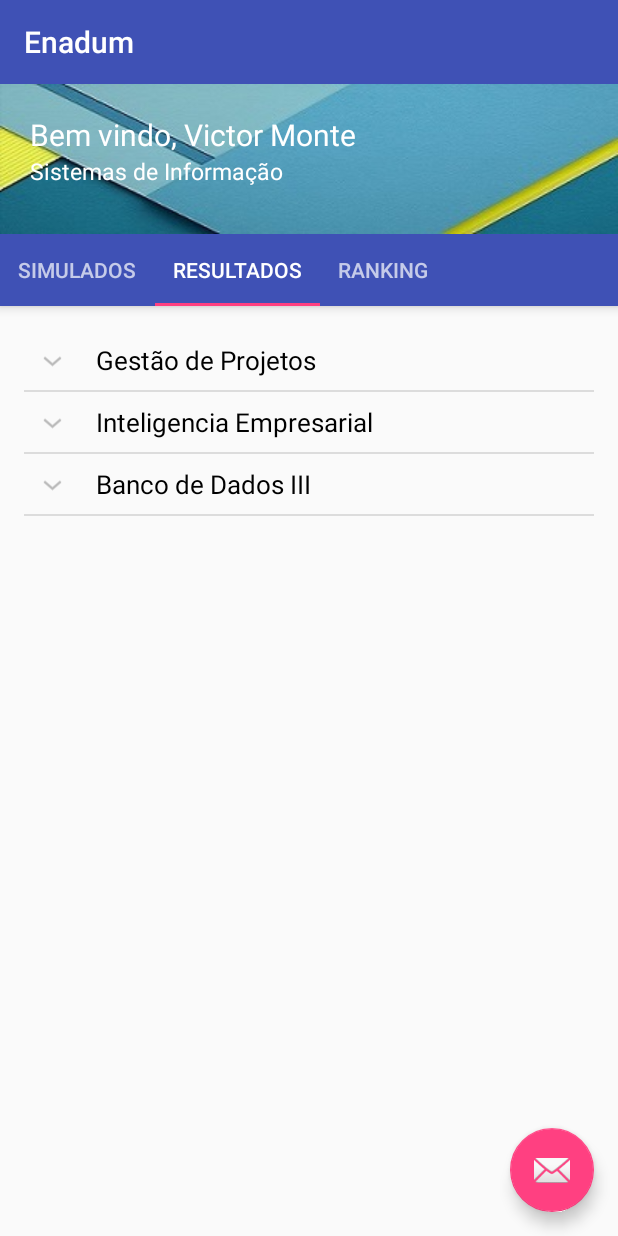
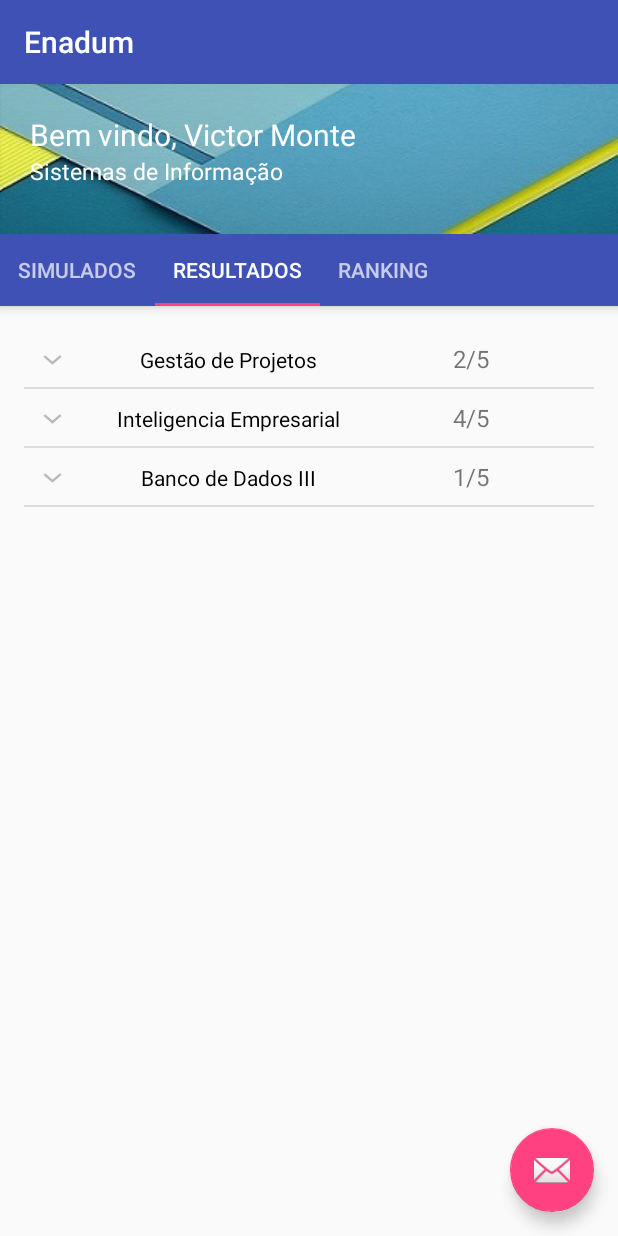
Before and after one commit to VictorMonte-zz/enadum-app, an Android app: the screen it shows after launch (HomeActivity), tab 2 chosen, on a phone screen of 412 x 824 dp. Run offline under Robolectric (Android 15) with nearby library versions, the phone set to English and light mode, and no system bars.

Commit message:
Implementação dos Resultados
Inserção do número de questões e acertos no header do listview.

```diff
--- a/app/src/main/java/br/com/navi/enadumapp/HomeActivity.java
+++ b/app/src/main/java/br/com/navi/enadumapp/HomeActivity.java
@@ -80,7 +80,7 @@ public class HomeActivity extends AppCompatActivity {
             fab.setOnClickListener(new View.OnClickListener() {
                 @Override
                 public void onClick(View view) {
-                    Snackbar.make(view, "Replace with your own action", Snackbar.LENGTH_LONG)
+                    Snackbar.make(view, "MITOR SERMITOR", Snackbar.LENGTH_LONG)
                             .setAction("Action", null).show();
                 }
             });
--- a/app/src/main/res/layout/header_resultados.xml
+++ b/app/src/main/res/layout/header_resultados.xml
@@ -2,18 +2,28 @@
 <LinearLayout xmlns:android="http://schemas.android.com/apk/res/android"
     android:layout_width="wrap_content"
     android:layout_height="wrap_content"
-    android:padding="8dp">
+    android:padding="8dp"
+    android:orientation="horizontal">
+
     <TextView
         android:id="@+id/lblDisciplina"
-        android:layout_width="fill_parent"
+        android:layout_width="70dp"
         android:layout_height="wrap_content"
+        android:layout_weight="5"
+        android:gravity="center"
+        android:text="Test"
         android:paddingLeft="?android:attr/expandableListPreferredItemPaddingLeft"
-        android:textSize="17dp"
-        android:textColor="#000000" />
+        android:textSize="14dp"
+        android:textColor="#000000"/>
 
     <TextView
-        android:layout_width="wrap_content"
-        android:layout_height="match_parent"
-        android:gravity="right"
-        android:id="@+id/lblPontuacao"/>
+        android:layout_width="0dp"
+        android:layout_height="wrap_content"
+        android:layout_weight="5"
+        android:gravity="center"
+        android:textSize="16dp"
+        android:id="@+id/lblPontuacao" />
+
+
+
 </LinearLayout>
--- a/app/src/main/res/layout/item_resultados.xml
+++ b/app/src/main/res/layout/item_resultados.xml
@@ -2,12 +2,14 @@
 <LinearLayout xmlns:android="http://schemas.android.com/apk/res/android"
     android:layout_width="wrap_content"
     android:layout_height="55dip"
-    android:orientation="vertical">
+    android:orientation="vertical"
+    android:paddingLeft="20dp">
 
     <CheckBox
         android:layout_width="wrap_content"
         android:layout_height="wrap_content"
         android:textSize="13dp"
         android:layout_gravity="left"
-        android:id="@+id/cbQuestaoResultado"/>
+        android:id="@+id/cbQuestaoResultado"
+        />
 </LinearLayout>
```
